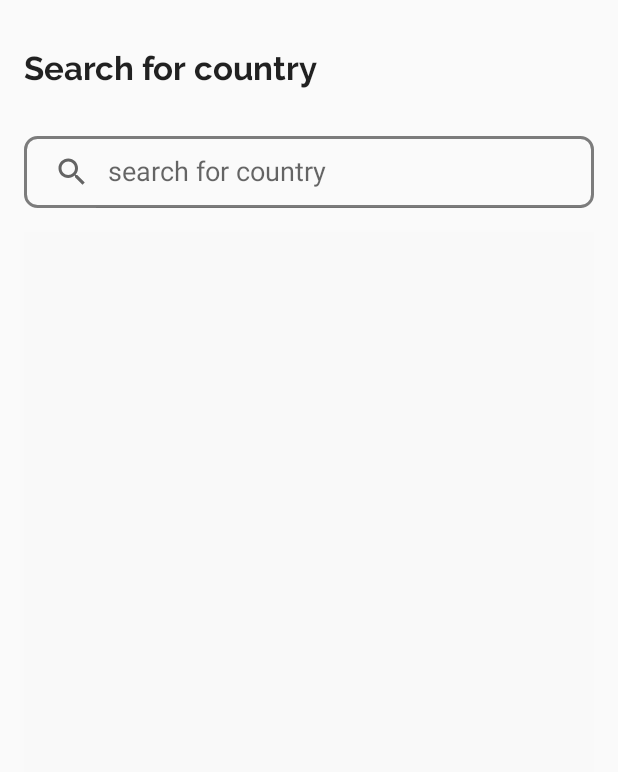
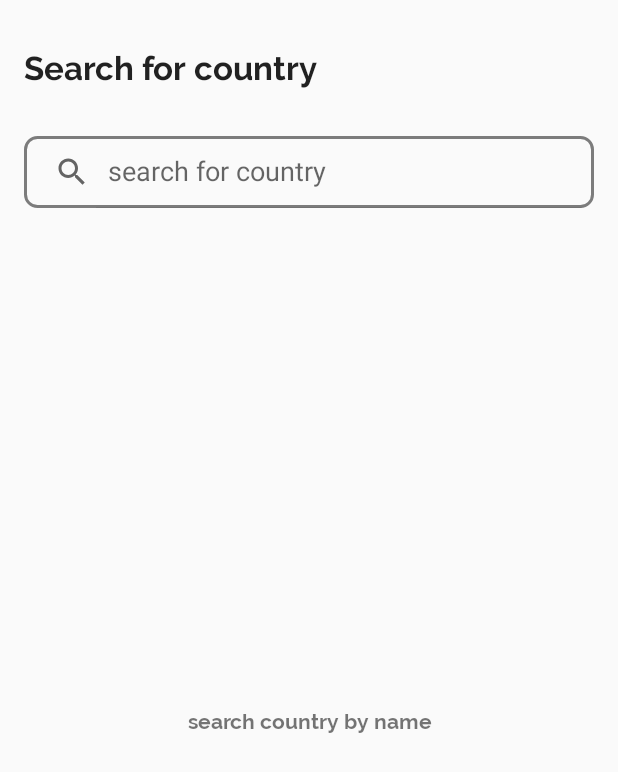
Before and after one commit to oscarnipps/country-search-app, an Android app: the screen it shows after launch (MainActivity), on a phone screen of 412 x 824 dp. Shown: the top 772 px of the screen. Run offline under Robolectric (Android 15) with nearby library versions, the phone set to English and light mode, and no system bars; our stand-ins replace RxJava, data binding; pictures from the network do not load.

Commit message:
refactor with eror view

```diff
--- a/app/src/main/java/com/example/countrysearch/CountryRepo.java
+++ b/app/src/main/java/com/example/countrysearch/CountryRepo.java
@@ -9,7 +9,7 @@ public class CountryRepo {
 
     private static final String TAG = CountryRepo.class.getSimpleName();
     private static CountryRepo mInstance;
-    private CountrySearchClient countrySearchClient;
+    private CountrySearchService countrySearchService;
 
     public static CountryRepo getInstance() {
         if (mInstance == null) {
@@ -23,10 +23,10 @@ public class CountryRepo {
     }
 
     private CountryRepo() {
-        countrySearchClient = ServiceGenerator.createService(CountrySearchClient.class);
+        countrySearchService = ServiceGenerator.createService(CountrySearchService.class);
     }
 
     public Single<Response<List<CountryGetApiResponse>>> searchForCountry(String searchQuery) {
-       return countrySearchClient.searchForCountry(searchQuery);
+       return countrySearchService.searchForCountry(searchQuery);
     }
 }
--- a/app/src/main/java/com/example/countrysearch/CountrySearchClient.java
+++ b/app/src/main/java/com/example/countrysearch/CountrySearchService.java
@@ -7,7 +7,7 @@ import retrofit2.Response;
 import retrofit2.http.GET;
 import retrofit2.http.Path;
 
-public interface CountrySearchClient {
+public interface CountrySearchService {
 
     @GET("name/{searchQuery}")
     Single<Response<List<CountryGetApiResponse>>> searchForCountry(@Path("searchQuery") String searchQuery);
--- a/app/src/main/java/com/example/countrysearch/CountryViewModel.java
+++ b/app/src/main/java/com/example/countrysearch/CountryViewModel.java
@@ -44,8 +44,6 @@ public class CountryViewModel extends AndroidViewModel {
 
                                     countryItems = handleCountryResponse(countryGetApiResponse.body());
 
-                                    mCountryList.postValue(Resource.success(countryItems));
-
                                     return countryItems;
                                 }
                             }
@@ -57,7 +55,7 @@ public class CountryViewModel extends AndroidViewModel {
                         .subscribeWith(new DisposableSingleObserver<List<Country>>() {
                             @Override
                             public void onSuccess(List<Country> countries) {
-
+                                mCountryList.postValue(Resource.success(countries));
                             }
 
                             @Override
--- a/app/src/main/java/com/example/countrysearch/SearchFragment.java
+++ b/app/src/main/java/com/example/countrysearch/SearchFragment.java
@@ -85,7 +85,8 @@ public class SearchFragment extends Fragment {
                         break;
 
                     case ERROR:
-                        //binding.loadingView.setVisibility(View.VISIBLE);
+                        binding.errorView.setVisibility(View.VISIBLE);
+                        binding.errorView.setText(countries.message);
                         break;
 
                 }
--- a/app/src/main/res/layout/fragment_search.xml
+++ b/app/src/main/res/layout/fragment_search.xml
@@ -56,6 +56,16 @@
                 android:layout_gravity="center"
                 />
 
+            <TextView
+                android:id="@+id/error_view"
+                android:textStyle="bold"
+                android:gravity="center"
+                android:fontFamily="@font/raleway_bold"
+                android:layout_width="match_parent"
+                android:layout_height="match_parent"
+                android:text="search country by name"
+                />
+
             <androidx.recyclerview.widget.RecyclerView
                 android:background="#F9F9F9"
                 android:layout_margin="16dp"
```
